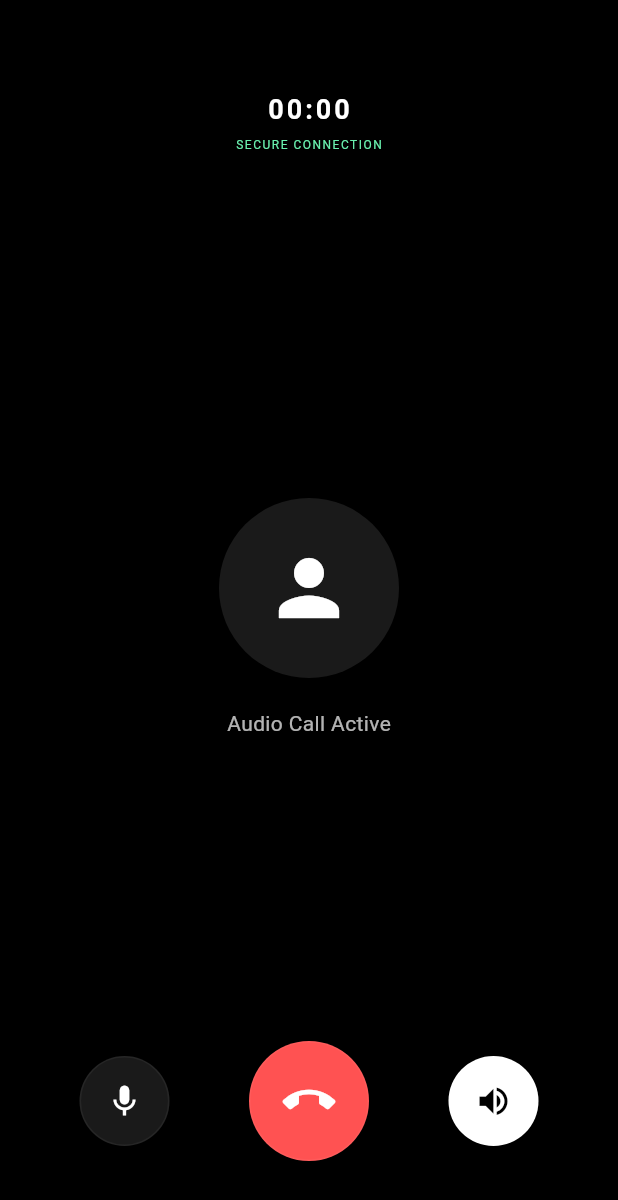
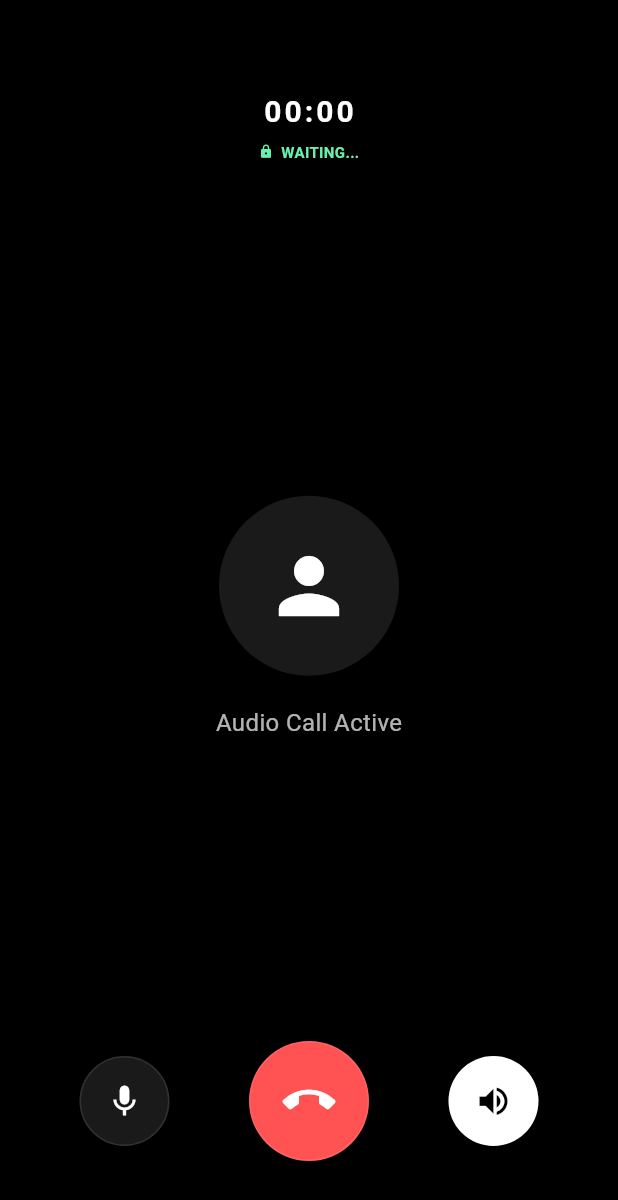
Before and after one commit to HKaushik805/app, a Flutter app: the CallRoomPage screen opened directly with empty values, on a phone screen of 412 x 824 dp. Shown: the top 1200 px of the screen. Run offline on Flutter 3.47's test engine with Material 3 defaults, Android fonts, the phone set to English and light mode, and no system bars; our stand-ins replace cloud_firestore, connectivity_plus, firebase_auth, firebase_core, google_fonts, image_picker and 2 more; missing offline and left inert: agora_rtc_engine; accounts and stored records are empty.

Commit message:
updated some call functionalities

```diff
--- a/lib/calls/call_room_page.dart
+++ b/lib/calls/call_room_page.dart
@@ -7,7 +7,7 @@ import 'package:flutter/services.dart';
 
 class CallRoomPage extends StatefulWidget {
   final String callId;
-  final String channelName; // The unique room name (we'll use callId)
+  final String channelName;
   final bool isVideo;
 
   const CallRoomPage({
@@ -22,9 +22,9 @@ class CallRoomPage extends StatefulWidget {
 }
 
 class _CallRoomPageState extends State<CallRoomPage> {
-  // --- CONFIG ---
+  // --- CONFIG: ENSURE THIS MATCHES YOUR AGORA CONSOLE ---
   final String appId =
-      "d73cadd00815435b96fbb42d9e7fdaed"; // <--- PASTE YOUR APP ID HERE
+      "d73cadd00815435b96fbb42d9e7fdaed"; // <--- DOUBLE CHECK THIS APP ID
 
   late RtcEngine _engine;
   bool _localUserJoined = false;
@@ -32,7 +32,6 @@ class _CallRoomPageState extends State<CallRoomPage> {
   bool _isMuted = false;
   bool _isSpeaker = true;
 
-  // Timer Variables
   Timer? _timer;
   int _startSeconds = 0;
   String _timerText = "00:00";
@@ -51,23 +50,28 @@ class _CallRoomPageState extends State<CallRoomPage> {
     super.dispose();
   }
 
-  // --- LOGIC: AGORA INITIALIZATION ---
   Future<void> initAgora() async {
-    // 1. Create the engine
+    try {
       _engine = createAgoraRtcEngine();
-    await _engine.initialize(RtcEngineContext(appId: appId));
+      await _engine.initialize(
+        RtcEngineContext(
+          appId: appId,
+          channelProfile: ChannelProfileType.channelProfileCommunication,
+        ),
+      );
 
-    // 2. Setup Handlers
       _engine.registerEventHandler(
         RtcEngineEventHandler(
           onJoinChannelSuccess: (RtcConnection connection, int elapsed) {
-          debugPrint("Local user joined");
-          setState(() => _localUserJoined = true);
+            debugPrint("LOG: Local user ${connection.localUid} joined");
+            setState(() {
+              _localUserJoined = true;
+            });
+            _startTimer(); // Start timer as soon as YOU join
           },
           onUserJoined: (RtcConnection connection, int remoteUid, int elapsed) {
-          debugPrint("Remote user joined");
+            debugPrint("LOG: Remote user $remoteUid joined");
             setState(() => _remoteUid = remoteUid);
-          _startTimer(); // Start timer when second person joins
           },
           onUserOffline:
               (
@@ -75,8 +79,11 @@ class _CallRoomPageState extends State<CallRoomPage> {
                 int remoteUid,
                 UserOfflineReasonType reason,
               ) {
-              debugPrint("Remote user left");
+                debugPrint("LOG: Remote user $remoteUid left");
                 _endCall();
+              },
+          onError: (err, msg) {
+            debugPrint("LOG: Agora Error: $err - $msg");
           },
         ),
       );
@@ -88,18 +95,26 @@ class _CallRoomPageState extends State<CallRoomPage> {
         await _engine.enableAudio();
       }
 
-    // 3. Join the Channel (Token is NULL because we are in Testing Mode)
+      // Join with empty token (Only works if project is in "Testing Mode" in Agora Console)
       await _engine.joinChannel(
         token: "",
         channelId: widget.channelName,
         uid: 0,
-      options: const ChannelMediaOptions(),
+        options: const ChannelMediaOptions(
+          publishCameraTrack: true,
+          publishMicrophoneTrack: true,
+          clientRoleType: ClientRoleType.clientRoleBroadcaster,
+        ),
       );
+    } catch (e) {
+      debugPrint("LOG: Initialization Error: $e");
+    }
   }
 
-  // --- LOGIC: CALL TIMER ---
   void _startTimer() {
+    _timer?.cancel();
     _timer = Timer.periodic(const Duration(seconds: 1), (timer) {
+      if (mounted) {
         setState(() {
           _startSeconds++;
           int min = _startSeconds ~/ 60;
@@ -107,6 +122,7 @@ class _CallRoomPageState extends State<CallRoomPage> {
           _timerText =
               "${min.toString().padLeft(2, '0')}:${sec.toString().padLeft(2, '0')}";
         });
+      }
     });
   }
 
@@ -125,16 +141,21 @@ class _CallRoomPageState extends State<CallRoomPage> {
       backgroundColor: Colors.black,
       body: Stack(
         children: [
-          // 1. VIDEO VIEW (Full Screen for Remote, Small for Local)
+          // 1. MAIN VIEW
           Center(child: _remoteVideo()),
+
+          // 2. LOCAL PREVIEW (Floating)
           if (widget.isVideo)
             Positioned(
               right: 20,
               top: 50,
+              child: ClipRRect(
+                borderRadius: BorderRadius.circular(15),
                 child: SizedBox(width: 120, height: 180, child: _localVideo()),
               ),
+            ),
 
-          // 2. TOP INFO (Timer)
+          // 3. TIMER & STATUS
           Positioned(
             top: 60,
             left: 0,
@@ -145,25 +166,32 @@ class _CallRoomPageState extends State<CallRoomPage> {
                   _timerText,
                   style: const TextStyle(
                     color: Colors.white,
-                    fontSize: 18,
+                    fontSize: 20,
                     fontWeight: FontWeight.bold,
                     letterSpacing: 2,
                   ),
                 ),
                 const SizedBox(height: 5),
-                const Text(
-                  "SECURE CONNECTION",
-                  style: TextStyle(
+                Row(
+                  mainAxisAlignment: MainAxisAlignment.center,
+                  children: [
+                    const Icon(Icons.lock, color: Colors.greenAccent, size: 10),
+                    const SizedBox(width: 5),
+                    Text(
+                      _remoteUid == null ? "WAITING..." : "CONNECTED",
+                      style: const TextStyle(
                         color: Colors.greenAccent,
-                    fontSize: 8,
-                    letterSpacing: 1,
+                        fontSize: 10,
+                        fontWeight: FontWeight.bold,
                       ),
+                    ),
+                  ],
                 ),
               ],
             ),
           ),
 
-          // 3. CONTROL PANEL
+          // 4. CONTROLS
           Positioned(
             bottom: 50,
             left: 0,
@@ -210,7 +238,10 @@ class _CallRoomPageState extends State<CallRoomPage> {
         ),
       );
     }
-    return Container(color: Colors.black45);
+    return Container(
+      color: Colors.white10,
+      child: const Center(child: CircularProgressIndicator(strokeWidth: 2)),
+    );
   }
 
   Widget _remoteVideo() {
@@ -231,13 +262,16 @@ class _CallRoomPageState extends State<CallRoomPage> {
             child: Icon(Icons.person, size: 60, color: Colors.white),
           ),
           SizedBox(height: 20),
-          Text("Audio Call Active", style: TextStyle(color: Colors.white70)),
+          Text(
+            "Audio Call Active",
+            style: TextStyle(color: Colors.white70, fontSize: 16),
+          ),
         ],
       );
     }
     return const Center(
       child: Text(
-        "Waiting for partner...",
+        "Connecting to room...",
         style: TextStyle(color: Colors.grey),
       ),
     );
@@ -258,13 +292,11 @@ class _CallRoomPageState extends State<CallRoomPage> {
         decoration: BoxDecoration(
           shape: BoxShape.circle,
           color: color ?? (active ? Colors.white : Colors.white10),
-          border: Border.all(color: Colors.white.withOpacity(0.05)),
+          border: Border.all(color: Colors.white.withOpacity(0.1)),
         ),
         child: Icon(
           icon,
-          color: active
-              ? Colors.black
-              : (color != null ? Colors.white : Colors.white),
+          color: active ? Colors.black : Colors.white,
           size: isLarge ? 35 : 25,
         ),
       ),
```
Also changed, not shown: 1 other file. Lines whose indentation alone changed are shown as unchanged.
